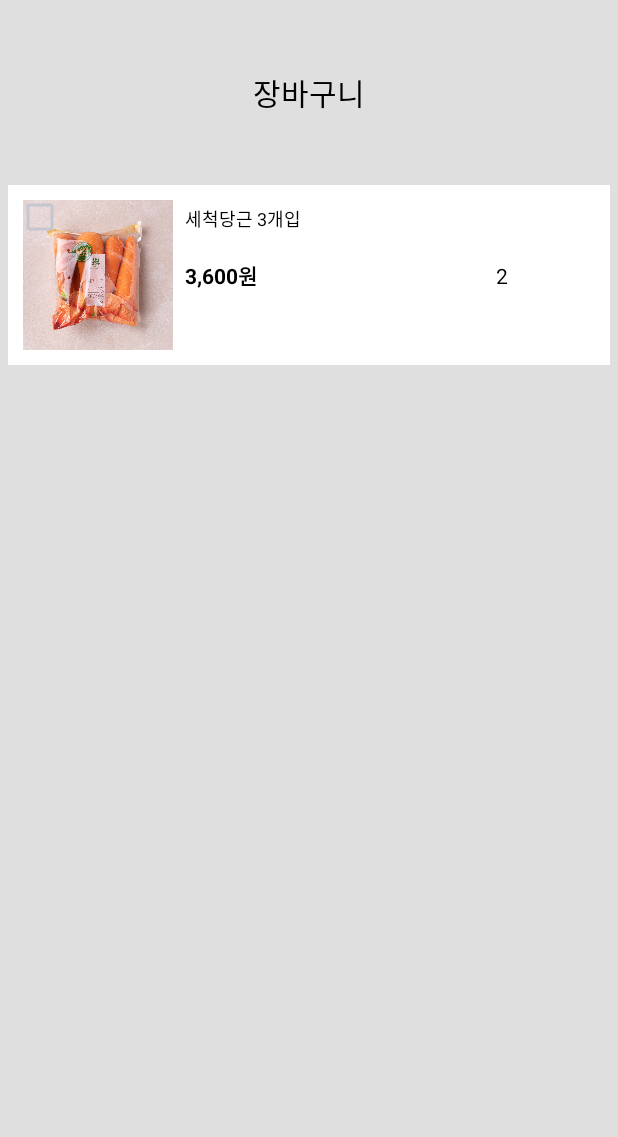
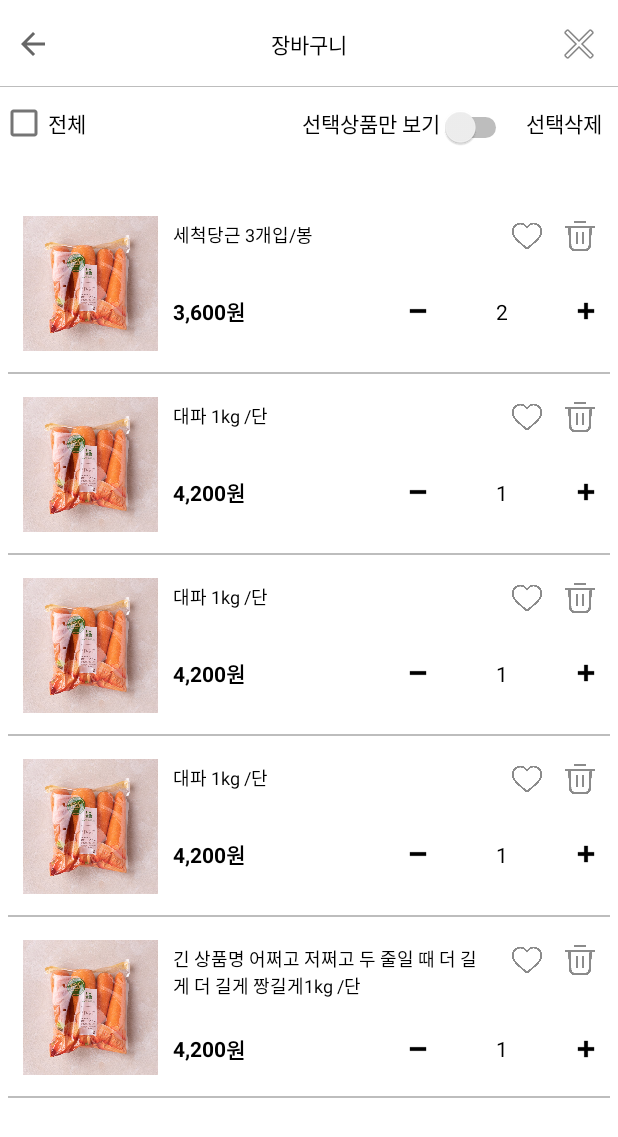
Before and after one commit to 2022-SMHRD-KDT-New-IoT-4/Smcart-Android, an Android app: the screen it shows after launch (BasketActivity), on a phone screen of 412 x 824 dp. Shown: the top 1137 px of the screen. Run offline under Robolectric (Android 15) with nearby library versions, the phone set to English and light mode, and no system bars.

Commit message:
이솔 -장바구니액티비티 생성, RecyclerView(list.xml, Adapter, VO)생성

```diff
--- a/app/src/main/java/com/example/smcart/BasketActivity.kt
+++ b/app/src/main/java/com/example/smcart/BasketActivity.kt
@@ -16,8 +16,12 @@ class BasketActivity : AppCompatActivity() {
 
 
         val data = ArrayList<BasketVO>()
-        data.add(BasketVO("세척당근 3개입", "3,600","2",R.drawable.carrot))
-
+        data.add(BasketVO("세척당근 3개입/봉", "3,600","2",R.drawable.carrot))
+        data.add(BasketVO("대파 1kg /단", "4,200","1",R.drawable.greenonion))
+        data.add(BasketVO("대파 1kg /단", "4,200","1",R.drawable.greenonion))
+        data.add(BasketVO("대파 1kg /단", "4,200","1",R.drawable.greenonion))
+        data.add(BasketVO("긴 상품명 어쩌고 저쩌고 두 줄일 때 더 길게 더 길게 짱길게1kg /단", "4,200","1",R.drawable.greenonion))
+        //
 
         val adapter = BasketAdapter(applicationContext,data)
         rcBasketList.adapter = adapter
--- a/app/src/main/java/com/example/smcart/BasketAdapter.kt
+++ b/app/src/main/java/com/example/smcart/BasketAdapter.kt
@@ -4,6 +4,7 @@ import android.content.Context
 import android.view.LayoutInflater
 import android.view.View
 import android.view.ViewGroup
+import android.widget.ImageButton
 import android.widget.ImageView
 import android.widget.TextView
 import androidx.recyclerview.widget.RecyclerView
@@ -17,6 +18,10 @@ RecyclerView.Adapter<BasketAdapter.ViewHolder>(){
         val tvProdPrice : TextView
         val tvProdCnt : TextView
         val imgProd : ImageView
+        val imgPlus : ImageView
+        val imgMinus :ImageView
+        val btnHeart : ImageButton
+        val btnTrashcan : ImageButton
 
 
         init {
@@ -24,6 +29,10 @@ RecyclerView.Adapter<BasketAdapter.ViewHolder>(){
             tvProdPrice = view.findViewById(R.id.tvProdPrice)
             tvProdCnt = view.findViewById(R.id.tvProdCnt)
             imgProd = view.findViewById(R.id.imgProd)
+            imgPlus = view.findViewById(R.id.imgPlus)
+            imgMinus = view.findViewById(R.id.imgMinus)
+            btnHeart = view.findViewById(R.id.btnHeart)
+            btnTrashcan = view.findViewById(R.id.btnTrashcan)
         }
     }
 
@@ -38,6 +47,10 @@ RecyclerView.Adapter<BasketAdapter.ViewHolder>(){
         holder.tvProdPrice.text = data[position].price
         holder.tvProdCnt.text = data[position].cnt
         holder.imgProd.setImageResource(R.drawable.carrot)
+        holder.imgPlus.setImageResource(R.drawable.icon_plus)
+        holder.imgMinus.setImageResource(R.drawable.icon_minus)
+        holder.btnHeart.setImageResource(R.drawable.heart_gray)
+        holder.btnTrashcan.setImageResource(R.drawable.trash_gray)
     }
 
     override fun getItemCount(): Int {
--- a/app/src/main/res/drawable/imgradius.xml
+++ b/app/src/main/res/drawable/imgradius.xml
@@ -1,12 +1,10 @@
 <?xml version="1.0" encoding="utf-8"?>
 <shape xmlns:android="http://schemas.android.com/apk/res/android">
-    <solid android:color="#000000"/>
+
     <corners
-        android:topLeftRadius="30dp"
-        android:topRightRadius="30dp"
-        android:bottomLeftRadius="30dp"
-        android:bottomRightRadius="30dp"
-
-
+        android:topLeftRadius="15dp"
+        android:topRightRadius="15dp"
+        android:bottomLeftRadius="15dp"
+        android:bottomRightRadius="15dp"
         />
 </shape>
--- a/app/src/main/res/layout/activity_basket.xml
+++ b/app/src/main/res/layout/activity_basket.xml
@@ -4,24 +4,73 @@
     xmlns:tools="http://schemas.android.com/tools"
     android:layout_width="match_parent"
     android:layout_height="match_parent"
-    android:background="#DFDFDF"
+    android:background="#FFFFFF"
     tools:context=".BasketActivity">
+
+    <LinearLayout
+        android:id="@+id/linearLayout"
+        android:layout_width="0dp"
+        android:layout_height="0dp"
+        android:background="#FFFFFF"
+        android:orientation="horizontal"
+        app:layout_constraintBottom_toTopOf="@+id/guideline2"
+        app:layout_constraintEnd_toEndOf="parent"
+        app:layout_constraintHorizontal_bias="0.498"
+        app:layout_constraintStart_toStartOf="parent"
+        app:layout_constraintTop_toTopOf="@+id/guideline">
+
+        <CheckBox
+            android:id="@+id/checkBox2"
+            android:layout_width="wrap_content"
+            android:layout_height="wrap_content"
+            android:layout_weight="5"
+            android:text="전체" />
+
+        <Switch
+            android:id="@+id/switch1"
+            android:layout_width="wrap_content"
+            android:layout_height="wrap_content"
+            android:layout_weight="1"
+            android:gravity="right"
+            android:text="선택상품만 보기" />
+
+        <TextView
+            android:id="@+id/textView2"
+            android:layout_width="wrap_content"
+            android:layout_height="wrap_content"
+            android:layout_weight="0.4"
+            android:gravity="right"
+            android:paddingRight="10dp"
+            android:text="선택삭제"
+            android:textColor="#000000"
+            android:textSize="14sp" />
+    </LinearLayout>
 
     <androidx.constraintlayout.widget.Guideline
         android:id="@+id/guideline"
         android:layout_width="wrap_content"
         android:layout_height="wrap_content"
         android:orientation="horizontal"
-        app:layout_constraintGuide_begin="85dp"
-        app:layout_constraintGuide_percent="0.15" />
+        android:visibility="invisible"
+        app:layout_constraintGuide_begin="130dp"
+        app:layout_constraintGuide_percent="0.07"
+        tools:visibility="invisible" />
 
+    <View
+        android:id="@+id/view"
+        android:layout_width="match_parent"
+        android:layout_height="1px"
+        android:background="#BDBDBD"
+        app:layout_constraintBottom_toTopOf="@+id/linearLayout"
+        app:layout_constraintEnd_toEndOf="parent"
+        app:layout_constraintStart_toStartOf="parent" />
     <TextView
         android:id="@+id/textView"
         android:layout_width="wrap_content"
         android:layout_height="wrap_content"
         android:text="장바구니"
         android:textColor="#000000"
-        android:textSize="20sp"
+        android:textSize="14sp"
         app:layout_constraintBottom_toTopOf="@+id/guideline"
         app:layout_constraintEnd_toEndOf="parent"
         app:layout_constraintStart_toStartOf="parent"
@@ -32,10 +81,50 @@
         android:layout_width="0dp"
         android:layout_height="0dp"
         android:layout_marginStart="5dp"
+        android:layout_marginTop="5dp"
         android:layout_marginEnd="5dp"
         app:layout_constraintBottom_toBottomOf="parent"
         app:layout_constraintEnd_toEndOf="parent"
         app:layout_constraintStart_toStartOf="parent"
-        app:layout_constraintTop_toTopOf="@+id/guideline" />
+        app:layout_constraintTop_toTopOf="@+id/guideline2" />
+
+    <androidx.constraintlayout.widget.Guideline
+        android:id="@+id/guideline2"
+        android:layout_width="wrap_content"
+        android:layout_height="wrap_content"
+        android:orientation="horizontal"
+        app:layout_constraintGuide_begin="77dp"
+        app:layout_constraintGuide_percent="0.15" />
+
+    <ImageButton
+        android:id="@+id/imageButton"
+        android:layout_width="wrap_content"
+        android:layout_height="wrap_content"
+        android:layout_marginStart="10dp"
+        android:background="#00FFFFFF"
+        app:layout_constraintBottom_toBottomOf="@+id/textView"
+        app:layout_constraintStart_toStartOf="parent"
+        app:layout_constraintTop_toTopOf="@+id/textView"
+        app:srcCompat="?attr/actionModeCloseDrawable" />
+
+    <ImageButton
+        android:id="@+id/imageButton2"
+        android:layout_width="wrap_content"
+        android:layout_height="wrap_content"
+        android:layout_marginEnd="10dp"
+        android:background="#00FFFFFF"
+        app:layout_constraintBottom_toBottomOf="@+id/textView"
+        app:layout_constraintEnd_toEndOf="parent"
+        app:layout_constraintTop_toTopOf="@+id/textView"
+        app:srcCompat="@android:drawable/ic_menu_close_clear_cancel" />
+
+    <ImageView
+        android:id="@+id/imageView"
+        android:layout_width="100dp"
+        android:layout_height="100dp"
+        android:background="@drawable/imgradius"
+        tools:layout_editor_absoluteX="112dp"
+        tools:layout_editor_absoluteY="263dp"
+        tools:srcCompat="@drawable/greenonion" />
 
 </androidx.constraintlayout.widget.ConstraintLayout>
--- a/app/src/main/res/layout/activity_splash.xml
+++ b/app/src/main/res/layout/activity_splash.xml
@@ -14,4 +14,16 @@
         app:srcCompat="@drawable/flash2"
         tools:layout_editor_absoluteX="0dp"
         tools:layout_editor_absoluteY="0dp" />
+
+    <ImageView
+        android:id="@+id/imageView3"
+        android:layout_width="0dp"
+        android:layout_height="0dp"
+        app:layout_constraintBottom_toBottomOf="parent"
+        app:layout_constraintEnd_toEndOf="parent"
+        app:layout_constraintHorizontal_bias="0.0"
+        app:layout_constraintStart_toStartOf="parent"
+        app:layout_constraintTop_toTopOf="parent"
+        app:layout_constraintVertical_bias="1.0"
+        app:srcCompat="@drawable/splash" />
 </androidx.constraintlayout.widget.ConstraintLayout>
--- a/app/src/main/res/layout/basket_list.xml
+++ b/app/src/main/res/layout/basket_list.xml
@@ -8,26 +8,38 @@
 
     <ImageView
         android:id="@+id/imgProd"
-        android:layout_width="100dp"
-        android:layout_height="100dp"
+        android:layout_width="90dp"
+        android:layout_height="90dp"
         android:layout_marginStart="10dp"
-        android:layout_marginTop="10dp"
-        android:layout_marginBottom="10dp"
+        android:layout_marginTop="15dp"
+        android:layout_marginBottom="15dp"
         android:background="@drawable/imgradius"
         app:layout_constraintBottom_toBottomOf="parent"
         app:layout_constraintStart_toStartOf="parent"
         app:layout_constraintTop_toTopOf="parent"
         tools:srcCompat="@tools:sample/avatars" />
 
+    <View
+        android:id="@+id/view"
+        android:layout_width="match_parent"
+        android:layout_height="1dp"
+        android:background="#BDBDBD"
+        app:layout_constraintBottom_toBottomOf="parent"
+        app:layout_constraintEnd_toEndOf="parent"
+        app:layout_constraintStart_toStartOf="parent" />
+
     <TextView
         android:id="@+id/tvProdName"
-        android:layout_width="wrap_content"
+        android:layout_width="0dp"
         android:layout_height="wrap_content"
-        android:layout_marginStart="8dp"
+        android:layout_marginStart="10dp"
         android:layout_marginTop="3dp"
-        android:text="prodName"
+        android:layout_marginEnd="20dp"
+        android:gravity="left"
+        android:text="prodNameprodNameprodNameprodNameprodNameprodName"
         android:textColor="#000000"
         android:textSize="12sp"
+        app:layout_constraintEnd_toStartOf="@+id/btnHeart"
         app:layout_constraintStart_toEndOf="@+id/imgProd"
         app:layout_constraintTop_toTopOf="@+id/imgProd" />
 
@@ -40,7 +52,7 @@
         android:textStyle="bold"
         app:layout_constraintBottom_toBottomOf="parent"
         app:layout_constraintStart_toStartOf="@+id/tvProdName"
-        app:layout_constraintTop_toTopOf="parent" />
+        app:layout_constraintTop_toBottomOf="@+id/tvProdName" />
 
     <TextView
         android:id="@+id/textView4"
@@ -53,36 +65,28 @@
         app:layout_constraintStart_toEndOf="@+id/tvProdPrice"
         app:layout_constraintTop_toTopOf="@+id/tvProdPrice" />
 
-    <CheckBox
-        android:id="@+id/checkBox"
-        android:layout_width="wrap_content"
-        android:layout_height="wrap_content"
-        android:layout_marginStart="5dp"
-        android:layout_marginTop="5dp"
-        app:layout_constraintStart_toStartOf="parent"
-        app:layout_constraintTop_toTopOf="parent" />
+    <ImageButton
+        android:id="@+id/btnHeart"
+        android:layout_width="20dp"
+        android:layout_height="20dp"
+        android:layout_marginEnd="15dp"
+        android:background="#00FFFFFF"
+        android:scaleType="fitCenter"
+        app:layout_constraintBottom_toBottomOf="@+id/btnTrashcan"
+        app:layout_constraintEnd_toStartOf="@+id/btnTrashcan"
+        app:layout_constraintTop_toTopOf="@+id/tvProdName"
+        app:srcCompat="@drawable/heart_gray" />
 
     <ImageButton
-        android:id="@+id/imageButton"
-        android:layout_width="wrap_content"
-        android:layout_height="wrap_content"
+        android:id="@+id/btnTrashcan"
+        android:layout_width="20dp"
+        android:layout_height="20dp"
         android:layout_marginEnd="10dp"
         android:background="#00FFFFFF"
-        app:layout_constraintBottom_toBottomOf="@+id/imageButton2"
-        app:layout_constraintEnd_toStartOf="@+id/imageButton2"
-        app:layout_constraintTop_toTopOf="@+id/imageButton2"
-        app:srcCompat="@android:drawable/btn_star" />
-
-    <ImageButton
-        android:id="@+id/imageButton2"
-        android:layout_width="wrap_content"
-        android:layout_height="wrap_content"
-        android:layout_marginTop="10dp"
-        android:layout_marginEnd="10dp"
-        android:background="#00FFFFFF"
+        android:scaleType="fitCenter"
         app:layout_constraintEnd_toEndOf="parent"
-        app:layout_constraintTop_toTopOf="parent"
-        app:srcCompat="@android:drawable/ic_menu_delete" />
+        app:layout_constraintTop_toTopOf="@+id/tvProdName"
+        app:srcCompat="@drawable/trash_gray" />
 
     <TextView
         android:id="@+id/tvProdCnt"
@@ -91,12 +95,12 @@
         android:text="수량"
         android:textColor="#000000"
         app:layout_constraintBottom_toBottomOf="@+id/textView4"
-        app:layout_constraintEnd_toStartOf="@+id/imageView3"
-        app:layout_constraintStart_toEndOf="@+id/imageView4"
+        app:layout_constraintEnd_toStartOf="@+id/imgPlus"
+        app:layout_constraintStart_toEndOf="@+id/imgMinus"
         app:layout_constraintTop_toTopOf="@+id/textView4" />
 
     <ImageView
-        android:id="@+id/imageView3"
+        android:id="@+id/imgPlus"
         android:layout_width="12dp"
         android:layout_height="12dp"
         android:layout_marginEnd="10dp"
@@ -106,13 +110,14 @@
         app:srcCompat="@drawable/icon_plus" />
 
     <ImageView
-        android:id="@+id/imageView4"
+        android:id="@+id/imgMinus"
         android:layout_width="12dp"
         android:layout_height="wrap_content"
         android:layout_marginEnd="100dp"
-        app:layout_constraintBottom_toBottomOf="@+id/imageView3"
-        app:layout_constraintEnd_toStartOf="@+id/imageView3"
-        app:layout_constraintTop_toTopOf="@+id/imageView3"
+        app:layout_constraintBottom_toBottomOf="@+id/imgPlus"
+        app:layout_constraintEnd_toStartOf="@+id/imgPlus"
+        app:layout_constraintTop_toTopOf="@+id/imgPlus"
         app:srcCompat="@drawable/icon_minus" />
 
+
 </androidx.constraintlayout.widget.ConstraintLayout>
```
Also changed, not shown: app/src/main/res/drawable/flash2.png (deleted), app/src/main/res/drawable/greenonion.jpg (added), app/src/main/res/drawable/heart_gray.png (added), app/src/main/res/drawable/heart_off.png (added), app/src/main/res/drawable/heart_on.png (added), app/src/main/res/drawable/splash.png (renamed from app/src/main/res/drawable/flash.png), app/src/main/res/drawable/trash.png (added), app/src/main/res/drawable/trash_gray.png (added).
